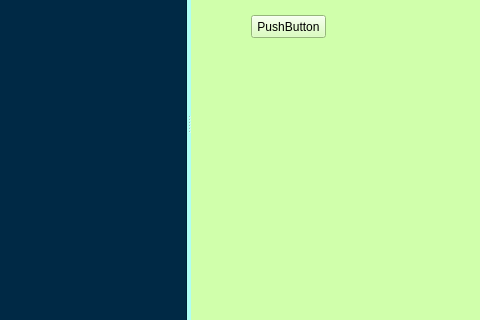
This is sshwidget.ui in HuaGouFdog/Fdog-Kit as Qt 5 draws it before an edit; both pictures show x 736 to 1216 and y 165 to 485 of the 1216 by 612 pixel window. The edited form follows.
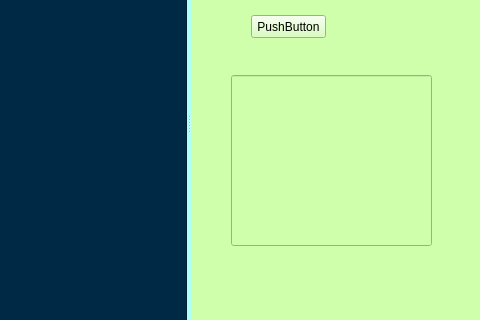
This is the edited form.

```diff
--- a/sshwidget.ui
+++ b/sshwidget.ui
@@ -1362,6 +1362,16 @@
                 <string>PushButton</string>
                </property>
               </widget>
+              <widget class="QLineEdit" name="lineEdit">
+               <property name="geometry">
+                <rect>
+                 <x>40</x>
+                 <y>240</y>
+                 <width>201</width>
+                 <height>171</height>
+                </rect>
+               </property>
+              </widget>
              </widget>
             </widget>
            </item>
```
Left out of the diff: 14 changed lines with no effect on the pictures.
